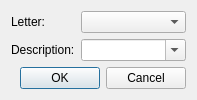
This is source/dialogs/rehearsalsigndialog.ui in powertab/powertabeditor as Qt 5 draws it before an edit. The edited form follows.
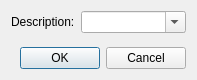
This is the edited form.

Commit message: Automatically update Rehearsal Sign letters to always be in alphabetical order.

Diff of the .ui file:
```diff
--- a/source/dialogs/rehearsalsigndialog.ui
+++ b/source/dialogs/rehearsalsigndialog.ui
@@ -7,7 +7,7 @@
     <x>0</x>
     <y>0</y>
     <width>197</width>
-    <height>91</height>
+    <height>80</height>
    </rect>
   </property>
   <property name="windowTitle">
@@ -19,24 +19,17 @@
   <layout class="QVBoxLayout" name="verticalLayout_2">
    <item>
     <layout class="QFormLayout" name="formLayout">
+     <property name="fieldGrowthPolicy">
+      <enum>QFormLayout::AllNonFixedFieldsGrow</enum>
+     </property>
      <item row="0" column="0">
-      <widget class="QLabel" name="letterLabel">
-       <property name="text">
-        <string>Letter:</string>
-       </property>
-      </widget>
-     </item>
-     <item row="0" column="1">
-      <widget class="QComboBox" name="letterComboBox"/>
-     </item>
-     <item row="1" column="0">
       <widget class="QLabel" name="descriptionLabel">
        <property name="text">
         <string>Description:</string>
        </property>
       </widget>
      </item>
-     <item row="1" column="1">
+     <item row="0" column="1">
       <widget class="QComboBox" name="descriptionComboBox">
        <property name="editable">
         <bool>true</bool>
```
The commit also changes 11 other files.
